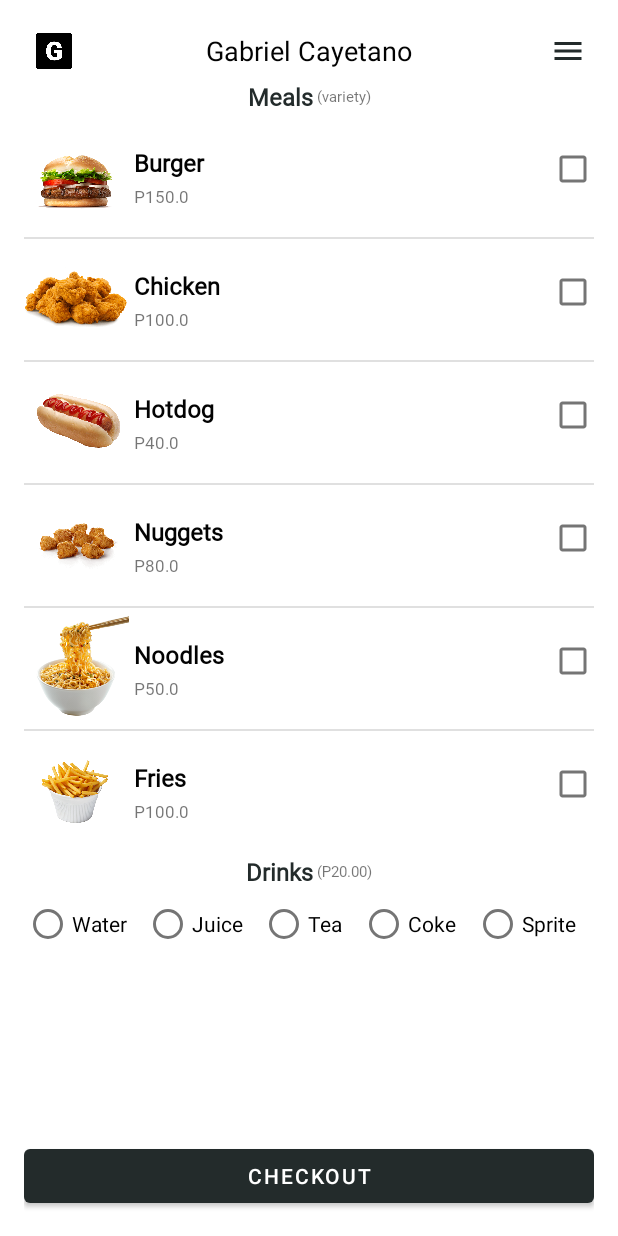
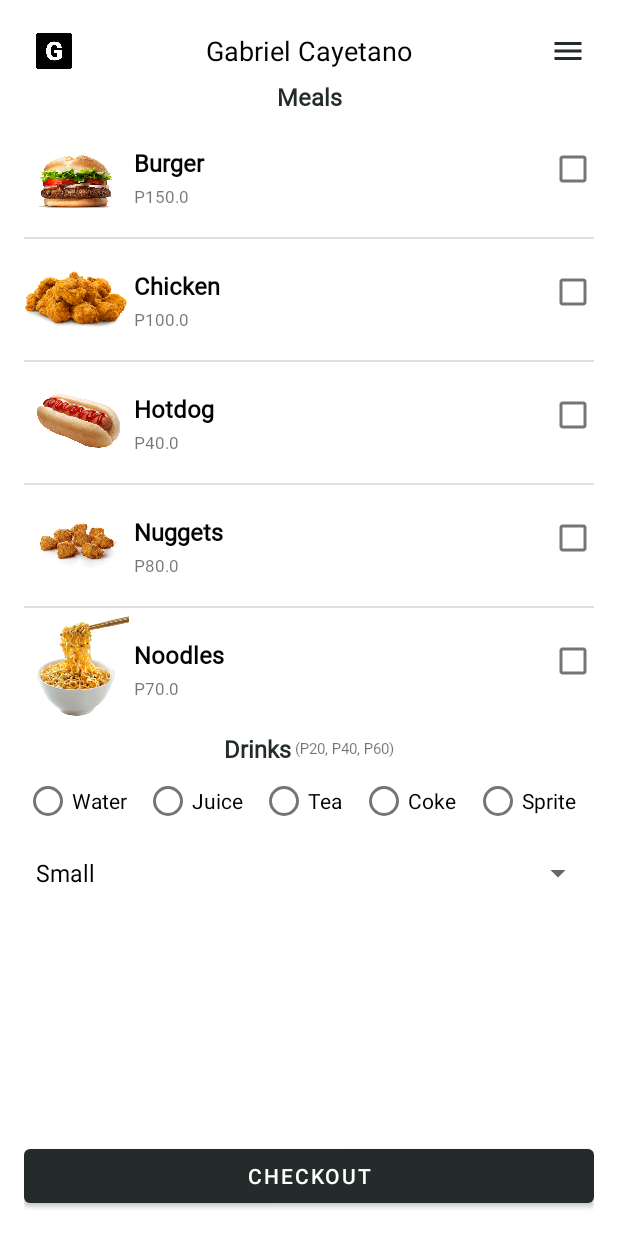
Before and after one commit to gabcytn/SimpleOrderSystem, an Android app: the screen it shows after launch (MainActivity), on a phone screen of 412 x 824 dp. Run offline under Robolectric (Android 15) with nearby library versions, the phone set to English and light mode, and no system bars.

Commit message:
added spinner

```diff
--- a/app/src/main/java/com/example/neworderingsystem/MainActivity.kt
+++ b/app/src/main/java/com/example/neworderingsystem/MainActivity.kt
@@ -1,11 +1,16 @@
 package com.example.neworderingsystem
 
 import android.os.Bundle
+import android.util.Log
+import android.view.View
+import android.widget.AdapterView
+import android.widget.ArrayAdapter
 import android.widget.Button
 import android.widget.CheckBox
 import android.widget.ListView
 import android.widget.RadioButton
 import android.widget.RadioGroup
+import android.widget.Spinner
 import android.widget.TextView
 import android.widget.Toast
 import androidx.appcompat.app.AppCompatActivity
@@ -23,8 +28,7 @@ class MainActivity : AppCompatActivity() {
             FoodData(R.drawable.chicken, "Chicken", 100, false),
             FoodData(R.drawable.hotdog, "Hotdog", 40, false),
             FoodData(R.drawable.nuggets, "Nuggets", 80, false),
-            FoodData(R.drawable.noodles, "Noodles", 50, false),
-            FoodData(R.drawable.fries, "Fries", 100, false)
+            FoodData(R.drawable.noodles, "Noodles", 70, false)
         )
 
         val adapter = ListAdapter(this, R.layout.food_item, foods)
@@ -36,30 +40,65 @@ class MainActivity : AppCompatActivity() {
             foods[position].check = !foods[position].check
         }
 
+        val drinksSize = arrayOf("Small", "Medium", "Large")
+        val spinner = findViewById<Spinner>(R.id.spSpinner)
+        val arrayAdapter = ArrayAdapter(this, android.R.layout.simple_spinner_dropdown_item, drinksSize)
+
+        spinner.adapter = arrayAdapter
+        var spinnerChoice = "Small"
+        spinner.onItemSelectedListener = object : AdapterView.OnItemSelectedListener{
+            override fun onItemSelected(
+                parent: AdapterView<*>?,
+                view: View?,
+                position: Int,
+                id: Long
+            ) {
+                spinnerChoice = parent?.getItemAtPosition(position).toString()
+            }
+
+            override fun onNothingSelected(parent: AdapterView<*>?) {
+                TODO("Not yet implemented")
+            }
+
+        }
+
         findViewById<Button>(R.id.btnCheckout).setOnClickListener {
-            listView.adapter = ListAdapter(this, R.layout.food_item, foods)
             val orderedItems = foods.toMutableList().filter { it.check }.map { it.name }
             val prices = foods.toMutableList().filter { it.check }.map { it.price }
             val checkedDrink = findViewById<RadioGroup>(R.id.rgRadioGroup).checkedRadioButtonId
             val drink = findViewById<RadioButton>(checkedDrink)
 
+            var msg = ""
+            if (drink == null){
+                msg = "NO DRINK SELECTED"
+            } else {
+                msg = drink.text.toString()
+            }
 
-            if (orderedItems.isNotEmpty()){
+            if (orderedItems.isNotEmpty() || drink != null){
                 var sum = 0
                 for (i in prices){
                     sum += i
                 }
 
                 if (drink != null){
-                    sum += 20
+                    Log.d("MainActivity", spinnerChoice)
+                    when(spinnerChoice){
+                        "Small" -> sum += 20
+                        "Medium" -> sum += 40
+                        "Large" -> sum += 60
+                    }
                 }
+
+                Log.d("MainActivity", msg)
                 findViewById<TextView>(R.id.tvTotal).text = "Total"
                 findViewById<TextView>(R.id.tvTotalAmount).text = "P${sum}.00"
                 return@setOnClickListener
+            } else {
+                findViewById<TextView>(R.id.tvTotal).text = ""
+                findViewById<TextView>(R.id.tvTotalAmount).text = ""
+                Toast.makeText(this, "No orders placed!", Toast.LENGTH_SHORT).show()
             }
-            findViewById<TextView>(R.id.tvTotal).text = ""
-            findViewById<TextView>(R.id.tvTotalAmount).text = ""
-            Toast.makeText(this, "No orders placed!", Toast.LENGTH_SHORT).show()
         }
 
     }
--- a/app/src/main/res/layout/activity_main.xml
+++ b/app/src/main/res/layout/activity_main.xml
@@ -43,7 +43,7 @@
         android:layout_width="wrap_content"
         android:layout_height="wrap_content"
         app:layout_constraintStart_toStartOf="parent"
-        app:layout_constraintEnd_toStartOf="@id/tvVariation"
+        app:layout_constraintEnd_toEndOf="parent"
         app:layout_constraintTop_toBottomOf="@id/tvMain"
         app:layout_constraintBottom_toTopOf="@id/lvListView"
         app:layout_constraintHorizontal_chainStyle="packed"
@@ -53,17 +53,7 @@
         android:textSize="16sp"
         android:textStyle="bold"
         android:textColor="@color/soft_black"/>
-    <TextView
-        android:id="@+id/tvVariation"
-        android:layout_width="wrap_content"
-        android:layout_height="wrap_content"
-        app:layout_constraintStart_toEndOf="@id/tvMeals"
-        app:layout_constraintTop_toTopOf="@id/tvMeals"
-        app:layout_constraintEnd_toEndOf="parent"
-        app:layout_constraintBottom_toBottomOf="@id/tvMeals"
-        android:text=" (variety)"
-        android:fontFamily="@font/montserrat_regular"
-        android:textSize="10sp"/>
+
     <ListView
         android:id="@+id/lvListView"
         android:layout_width="match_parent"
@@ -71,8 +61,7 @@
         app:layout_constraintBottom_toTopOf="@id/tvDrinks"
         app:layout_constraintEnd_toEndOf="parent"
         app:layout_constraintStart_toStartOf="parent"
-        app:layout_constraintTop_toBottomOf="@id/tvMeals"
-        tools:listitem="@layout/food_item" />
+        app:layout_constraintTop_toBottomOf="@id/tvMeals" />
     <TextView
         android:id="@+id/tvDrinks"
         android:layout_width="wrap_content"
@@ -96,7 +85,7 @@
         app:layout_constraintEnd_toEndOf="parent"
         app:layout_constraintTop_toTopOf="@id/tvDrinks"
         app:layout_constraintBottom_toBottomOf="@id/tvDrinks"
-        android:text=" (P20.00)"
+        android:text=" (P20, P40, P60)"
         android:textSize="10sp"
         android:fontFamily="@font/montserrat_regular"/>
     <RadioGroup
@@ -139,6 +128,13 @@
             android:text="Sprite"/>
     </RadioGroup>
 
+    <Spinner
+        android:id="@+id/spSpinner"
+        android:layout_width="match_parent"
+        android:layout_height="wrap_content"
+        app:layout_constraintStart_toStartOf="parent"
+        app:layout_constraintEnd_toEndOf="parent"
+        app:layout_constraintTop_toBottomOf="@id/rgRadioGroup"/>
 
     <TextView
         android:id="@+id/tvTotal"
--- a/app/src/main/res/values/strings.xml
+++ b/app/src/main/res/values/strings.xml
@@ -1,3 +1,8 @@
 <resources>
     <string name="app_name">New Ordering System</string>
+    <string-array name="drinks_size" >
+        <item>Small</item>
+        <item>Medium</item>
+        <item>Large</item>
+    </string-array>
 </resources>
```
